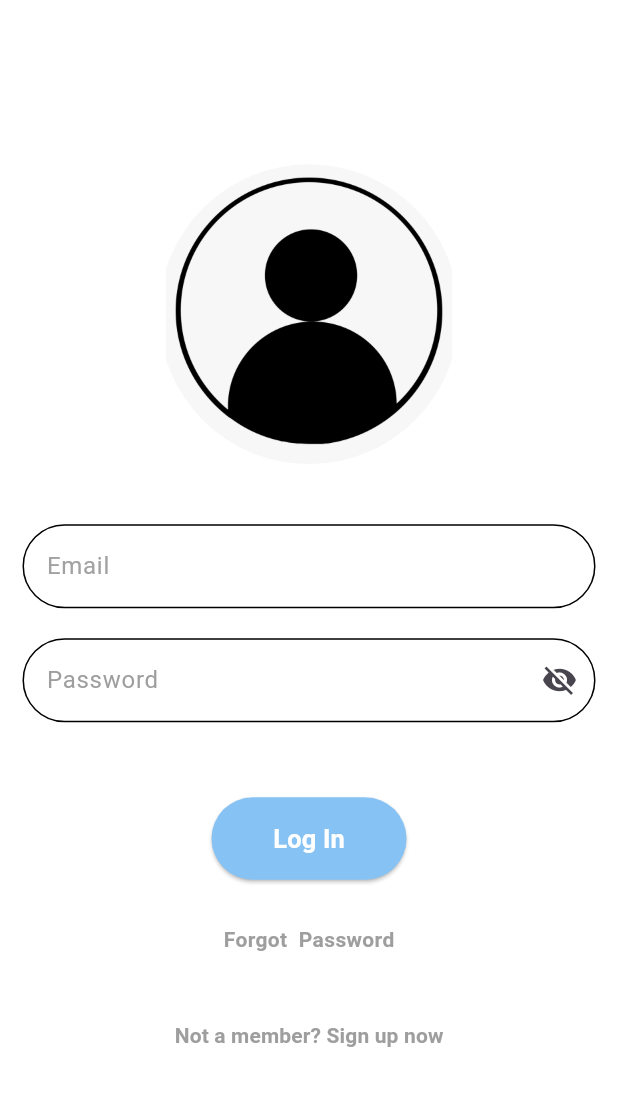
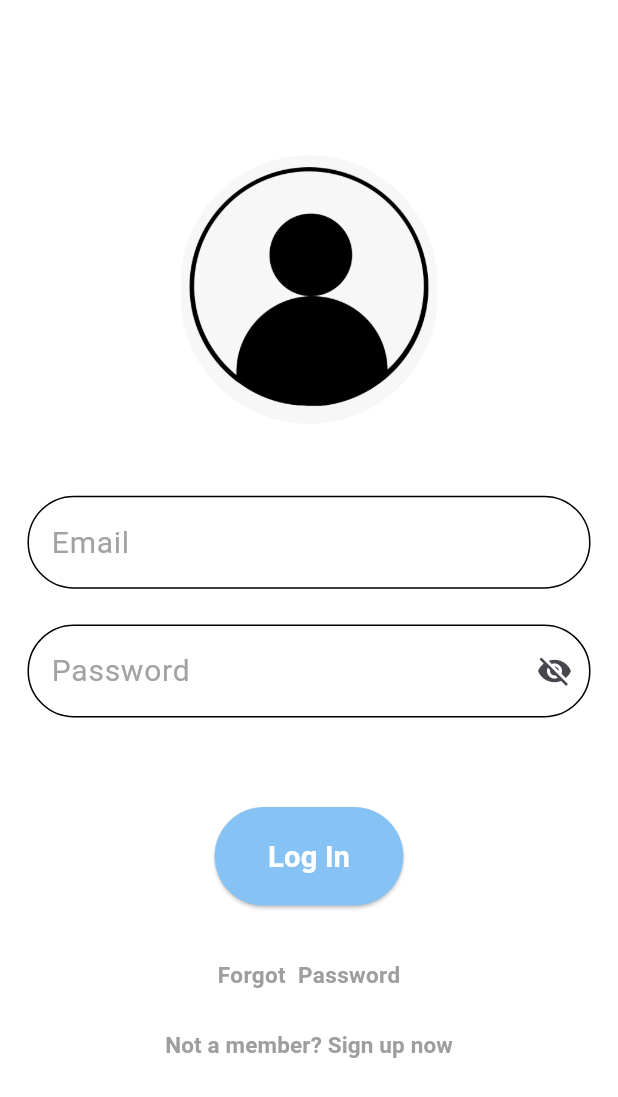
Before and after one commit to AronJose/Event-basket-mobile, a Flutter app: the screen it shows after launch, on a phone screen of 412 x 824 dp. Shown: the top 1097 px of the screen. Run offline on Flutter 3.47's test engine with Material 3 defaults, Android fonts, the phone set to English and light mode, and no system bars; our stand-ins replace bloc, dio, file_picker, flutter_bloc, flutter_screenutil, freezed_annotation.

Commit message:
imageupload in  sign up

```diff
--- a/login/lib/blocs/auth/auth_event.dart
+++ b/login/lib/blocs/auth/auth_event.dart
@@ -7,9 +7,9 @@ class AuthEvent with _$AuthEvent {
     required String lastName,
     required String email,
     required String contact,
-    required String role,
+    required String image,
     required String password,
   }) = SignUpEvent;
 
-
+ const factory AuthEvent.uploadImageEvent(File filepath) = UploadImageEvent;
 }
--- a/login/lib/blocs/role/role_bloc.dart
+++ b/login/lib/blocs/role/role_bloc.dart
@@ -1,3 +1,4 @@
+
 import 'package:bloc/bloc.dart';
 import 'package:flutter/foundation.dart';
 import 'package:freezed_annotation/freezed_annotation.dart';
--- a/login/lib/blocs/role/role_event.dart
+++ b/login/lib/blocs/role/role_event.dart
@@ -3,5 +3,5 @@ part of 'role_bloc.dart';
 @freezed
 class RoleEvent with _$RoleEvent {
    const factory RoleEvent.roleListGet()= RoleListGet;
-   const factory RoleEvent.roleByIdGet()=RoleByIdGet;
+   const factory RoleEvent.roleByIdGet({required String id})=RoleByIdGet;
 }
--- a/login/lib/main.dart
+++ b/login/lib/main.dart
@@ -3,8 +3,10 @@ import 'package:flutter_bloc/flutter_bloc.dart';
 import 'package:login/blocs/auth/auth_bloc.dart';
 import 'package:login/blocs/role/role_bloc.dart';
 import 'package:login/presentation/auth_screen/loginscreen.dart';
+import 'package:flutter_screenutil/flutter_screenutil.dart';
 
-void main() {
+void main() async {
+   await ScreenUtil.ensureScreenSize();
   runApp(const MyApp());
 }
 
@@ -14,6 +16,11 @@ class MyApp extends StatelessWidget {
   // This widget is the root of your application.
   @override
   Widget build(BuildContext context) {
+    return ScreenUtilInit(
+      designSize: const Size(360, 690),
+      minTextAdapt: true,
+      splitScreenMode: true,
+      builder: (context, child) {
         return MultiBlocProvider(
           providers: [
             BlocProvider(
@@ -23,10 +30,17 @@ class MyApp extends StatelessWidget {
               create: (context) => RoleBloc(),
             )
           ],
-      child: const MaterialApp(
+          child: MaterialApp(
             title: "Design Start",
-        home: Loginscreen(),
+            theme: ThemeData(
+              primarySwatch: Colors.blue,
+              // textTheme: Typography.englishLike2018.apply(fontSizeFactor: 1.sp),
             ),
+            home: child,
+          ),
+        );
+      },
+      child: const Loginscreen(),
     );
   }
 }
--- a/login/lib/presentation/auth_screen/loginscreen.dart
+++ b/login/lib/presentation/auth_screen/loginscreen.dart
@@ -1,4 +1,5 @@
 import 'package:flutter/material.dart';
+import 'package:flutter_screenutil/flutter_screenutil.dart';
 import 'package:login/presentation/auth_screen/signupscreen.dart';
 
 class Loginscreen extends StatefulWidget {
@@ -23,34 +24,37 @@ class _LoginscreenState extends State<Loginscreen> {
         child: Scaffold(
       backgroundColor: Colors.white,
       body: Padding(
-        padding: const EdgeInsets.all(15),
+        padding: EdgeInsets.all(16.w),
         child: Center(
           child: SingleChildScrollView(
             child: Column(
               mainAxisAlignment: MainAxisAlignment.center,
               children: [
                 ClipRRect(
-                  borderRadius: BorderRadius.circular(100),
+                  borderRadius: BorderRadius.circular(100.r),
                   child: SizedBox(
-                      width: 200,
-                      height: 200,
+                      width: 150.w,
+                      height: 150.h,
                       child: Image.asset('images/signUp.png')),
                 ),
-                const SizedBox(height: 40),
+                SizedBox(height: 40.h),
                 Container(
-                  margin: const EdgeInsets.only(bottom: 20),
+                  margin: EdgeInsets.only(bottom: 20.h),
                   child: TextField(
                     decoration: InputDecoration(
                       hintText: "Email",
-                      hintStyle: const TextStyle(
-                          color: Color.fromARGB(255, 163, 162, 162)),
+                      hintStyle: TextStyle(
+                        color: const Color.fromARGB(255, 163, 162, 162),
+                        fontSize: 20.spMin,
+                      ),
                       enabledBorder: OutlineInputBorder(
-                          borderRadius: BorderRadius.circular(30)),
+                          borderRadius: BorderRadius.circular(30.r)),
                       focusedBorder: OutlineInputBorder(
-                          borderRadius: BorderRadius.circular(30),
-                          borderSide: const BorderSide(
-                              color: Color.fromARGB(255, 108, 186, 250),
-                              width: 2)),
+                        borderRadius: BorderRadius.circular(30.r),
+                        borderSide: BorderSide(
+                            color: const Color.fromARGB(255, 108, 186, 250),
+                            width: 2.w),
+                      ),
                     ),
                   ),
                 ),
@@ -59,14 +63,16 @@ class _LoginscreenState extends State<Loginscreen> {
                   keyboardType: TextInputType.visiblePassword,
                   decoration: InputDecoration(
                       hintText: "Password",
-                      hintStyle: const TextStyle(color: Colors.grey),
+                      hintStyle: TextStyle(
+                          color: const Color.fromARGB(255, 163, 162, 162),
+                          fontSize: 20.spMin),
                       enabledBorder: OutlineInputBorder(
-                          borderRadius: BorderRadius.circular(30)),
+                          borderRadius: BorderRadius.circular(30.r)),
                       focusedBorder: OutlineInputBorder(
-                          borderRadius: BorderRadius.circular(30),
-                          borderSide: const BorderSide(
-                              color: Color.fromARGB(255, 106, 180, 240),
-                              width: 2)),
+                          borderRadius: BorderRadius.circular(30.r),
+                          borderSide: BorderSide(
+                              color: const Color.fromARGB(255, 106, 180, 240),
+                              width: 2.w)),
                       suffixIcon: IconButton(
                         icon: Icon(passwordVisible
                             ? Icons.visibility
@@ -74,40 +80,44 @@ class _LoginscreenState extends State<Loginscreen> {
                         onPressed: passwordVisibleButton,
                       )),
                 ),
-                const SizedBox(
-                  height: 50,
+                SizedBox(
+                  height: 50.h,
                 ),
                 ElevatedButton(
                     style: ButtonStyle(
-                      minimumSize: const WidgetStatePropertyAll(Size(130, 55)),
+                      minimumSize: WidgetStatePropertyAll(Size(110.w, 55.h)),
                       backgroundColor: WidgetStateProperty.all(
                           const Color.fromARGB(255, 134, 194, 243)),
                     ),
                     onPressed: () {},
-                    child: const Text(
+                    child: Text(
                       "Log In",
                       style: TextStyle(
                           color: Colors.white,
-                          fontSize: 17,
+                          fontSize: 17.spMax,
                           fontWeight: FontWeight.bold),
                     )),
-                const SizedBox(height: 30),
-                const Text(
+                SizedBox(height: 30.h),
+                Text(
                   "Forgot  Password",
                   style: TextStyle(
-                      fontWeight: FontWeight.bold, color: Colors.grey),
+                      fontWeight: FontWeight.bold,
+                      color: Colors.grey,
+                      fontSize: 15.spMin  ),
                 ),
-                const SizedBox(height: 30),
+                SizedBox(height: 10.h),
                 TextButton(
                     onPressed: () {
                       Navigator.push(
                           context,
                           MaterialPageRoute(
-                              builder: (context) =>  const Signupscreen()));
+                              builder: (context) => const Signupscreen()));
                     },
-                    child: const Text("Not a member? Sign up now",
+                    child: Text("Not a member? Sign up now",
                         style: TextStyle(
-                            fontWeight: FontWeight.bold, color: Colors.grey)))
+                            fontWeight: FontWeight.bold,
+                            color: Colors.grey,
+                            fontSize: 15.spMin)))
               ],
             ),
           ),
--- a/login/lib/presentation/auth_screen/roles_screen.dart
+++ b/login/lib/presentation/auth_screen/roles_screen.dart
@@ -1,4 +1,3 @@
-
 import 'package:flutter/material.dart';
 import 'package:flutter_bloc/flutter_bloc.dart';
 import 'package:login/blocs/role/role_bloc.dart';
@@ -20,8 +19,9 @@ class _RoleRadioButtonState extends State<RoleRadioButton> {
     return BlocBuilder<RoleBloc, RoleState>(
       builder: (context, state) {
         return Column(
-          children: state.data.map((role) {
-            if (role.roleName == "SuperAdmin") {}
+          children: state.data
+              .where((role) => role.roleName != "SuperAdmin")
+              .map((role) {
             return RadioListTile<String>(
               title: Text(role.roleName),
               value: role.roleName,
--- a/login/lib/services/role_service.dart
+++ b/login/lib/services/role_service.dart
@@ -22,7 +22,7 @@ class RoleService {
   Future<RolesModel> getRoleById(String id) async {
     try {
       final res =
-          await dio.get("/api/roles/:id", queryParameters: {"role_id": id});
+          await dio.get("/api/roles/", queryParameters: {"role_id": id});
       final data = res.data;
       return data;
     } catch (e) {
--- a/login/pubspec.yaml
+++ b/login/pubspec.yaml
@@ -40,6 +40,8 @@ dependencies:
   freezed_annotation: ^2.4.4
   flutter_bloc: ^8.1.6
   bloc: ^8.1.4
+  flutter_screenutil: ^5.9.3
+  file_picker: ^8.0.0+1
 
 dev_dependencies:
   flutter_test:
```
Also changed, not shown: login/lib/blocs/auth/auth_bloc.dart (+18 -3 lines), login/lib/helper/input_text_field.dart (added, +71 -0 lines), login/lib/models/auth.dart (+17 -13 lines), login/lib/models/image.dart (added, +20 -0 lines), login/lib/presentation/auth_screen/signupscreen.dart (+158 -163 lines), login/lib/presentation/screens/home_screen.dart (added, +12 -0 lines), login/lib/services/auth_service.dart (+31 -3 lines), login/lib/blocs/auth/auth_bloc.freezed.dart, login/lib/blocs/role/role_bloc.freezed.dart, login/pubspec.lock. Lines whose indentation alone changed are shown as unchanged.
